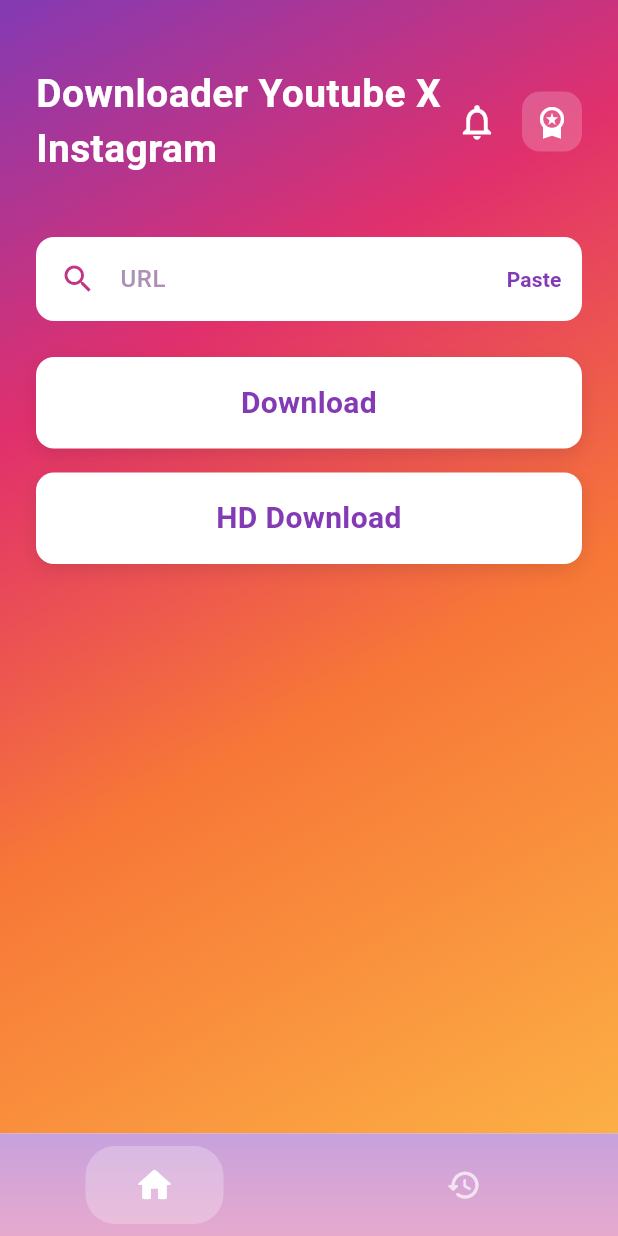
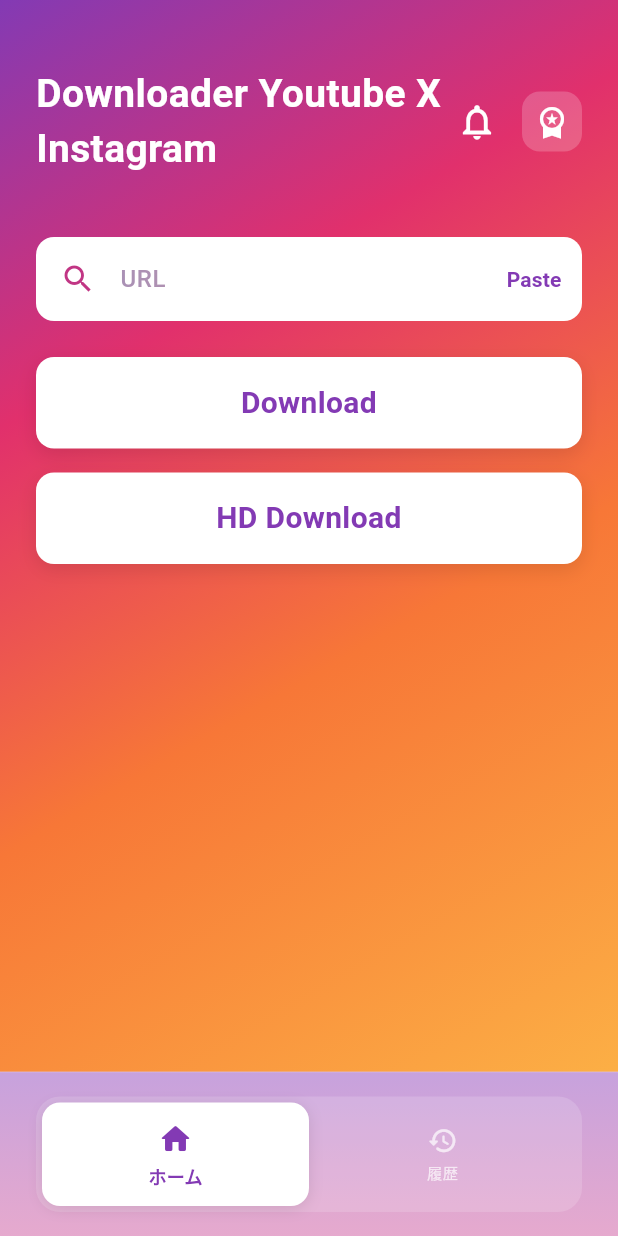
Before and after one commit to Mitchy03/video-saver-app, a Flutter app: the screen it shows after launch, on a phone screen of 412 x 824 dp. Run offline on Flutter 3.47's test engine with Material 3 defaults, Android fonts, the phone set to English and light mode, and no system bars; drawn by our look-alikes of flutter_animate; our stand-ins replace confetti, google_fonts, google_mobile_ads, shared_preferences; missing offline and left inert: process_run, purchases_flutter; Roboto replaces fonts that are missing (Lucida Handwriting).

Commit message:
Redesign download screen navigation

```diff
--- a/lib/screens/download_screen.dart
+++ b/lib/screens/download_screen.dart
@@ -198,13 +198,17 @@
           border: Border(top: BorderSide(color: Colors.white.withOpacity(0.2), width: 0.5)),
         ),
         child: SafeArea(
-          child: Padding(
-            padding: const EdgeInsets.symmetric(vertical: 8),
+          child: Container(
+            margin: EdgeInsets.symmetric(horizontal: 24, vertical: 16),
+            padding: EdgeInsets.all(4),
+            decoration: BoxDecoration(
+              color: Colors.white.withOpacity(0.15),
+              borderRadius: BorderRadius.circular(16),
+            ),
             child: Row(
-              mainAxisAlignment: MainAxisAlignment.spaceAround,
               children: [
-                _buildNavItem(Icons.home_rounded, 0),
-                _buildNavItem(Icons.history_rounded, 1),
+                _buildNavItem(Icons.home_rounded, 'ホーム', 0),
+                _buildNavItem(Icons.history_rounded, '履歴', 1),
               ],
             ),
           ),
@@ -213,9 +217,10 @@
     );
   }
 
-  Widget _buildNavItem(IconData icon, int index) {
+  Widget _buildNavItem(IconData icon, String label, int index) {
     final isSelected = _selectedIndex == index;
-    return GestureDetector(
+    return Expanded(
+      child: GestureDetector(
         onTap: () {
           _pageController.animateToPage(
             index,
@@ -223,21 +228,47 @@
             curve: Curves.easeInOutCubic,
           );
         },
-      child: Container(
-        padding: EdgeInsets.symmetric(horizontal: 32, vertical: 12),
+        child: AnimatedContainer(
+          duration: Duration(milliseconds: 250),
+          curve: Curves.easeInOut,
+          padding: EdgeInsets.symmetric(vertical: 12),
           decoration: BoxDecoration(
-          color: Colors.white.withOpacity(isSelected ? 0.25 : 0.0),
-          borderRadius: BorderRadius.circular(20),
+            color: isSelected ? Colors.white : Colors.transparent,
+            borderRadius: BorderRadius.circular(12),
+            boxShadow: isSelected
+                ? [
+                    BoxShadow(
+                      color: Colors.black.withOpacity(0.1),
+                      blurRadius: 8,
+                      offset: Offset(0, 2),
                     ),
-        child: Icon(
+                  ]
+                : [],
+          ),
+          child: Column(
+            mainAxisSize: MainAxisSize.min,
+            children: [
+              Icon(
                 icon,
-          color: isSelected ? Colors.white : Colors.white70,
-          size: 28,
+                color: isSelected ? Color(0xFF833AB4) : Colors.white70,
+                size: 24,
+              ),
+              SizedBox(height: 4),
+              Text(
+                label,
+                style: TextStyle(
+                  color: isSelected ? Color(0xFF833AB4) : Colors.white70,
+                  fontSize: 12,
+                  fontWeight: isSelected ? FontWeight.w600 : FontWeight.w500,
+                ),
+              ),
+            ],
           ),
         ),
       ).animate(target: isSelected ? 1 : 0).scale(
             begin: const Offset(0.85, 0.85),
             end: const Offset(1.0, 1.0),
+          ),
     );
   }
 
```
Lines whose indentation alone changed are shown as unchanged.
